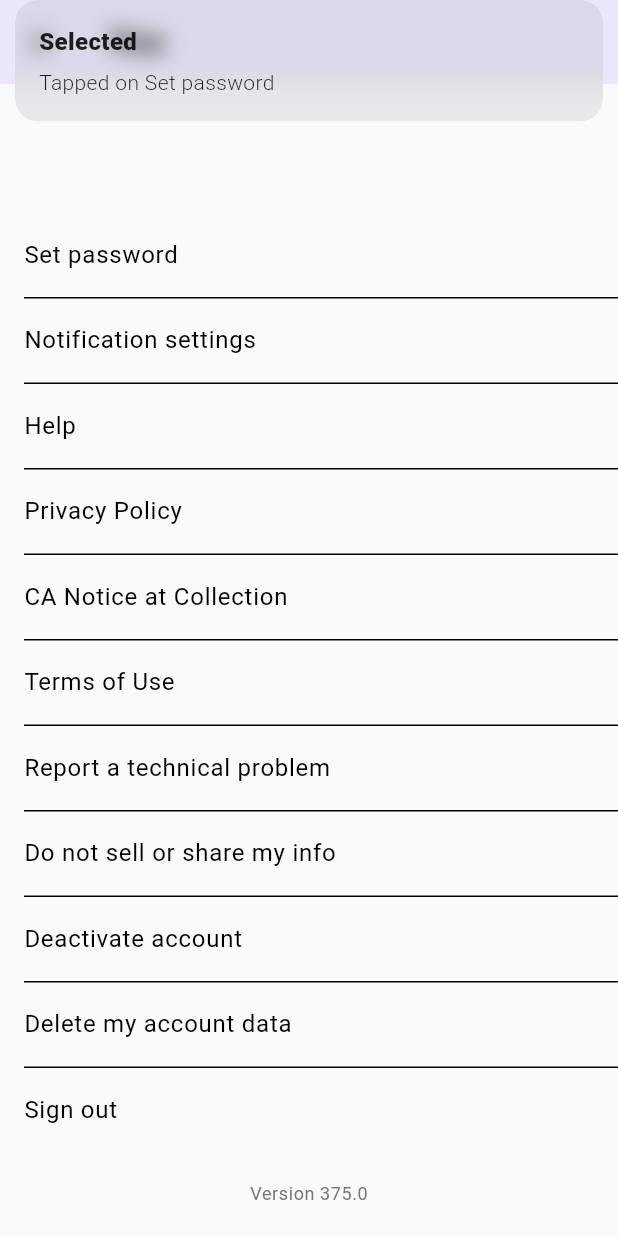
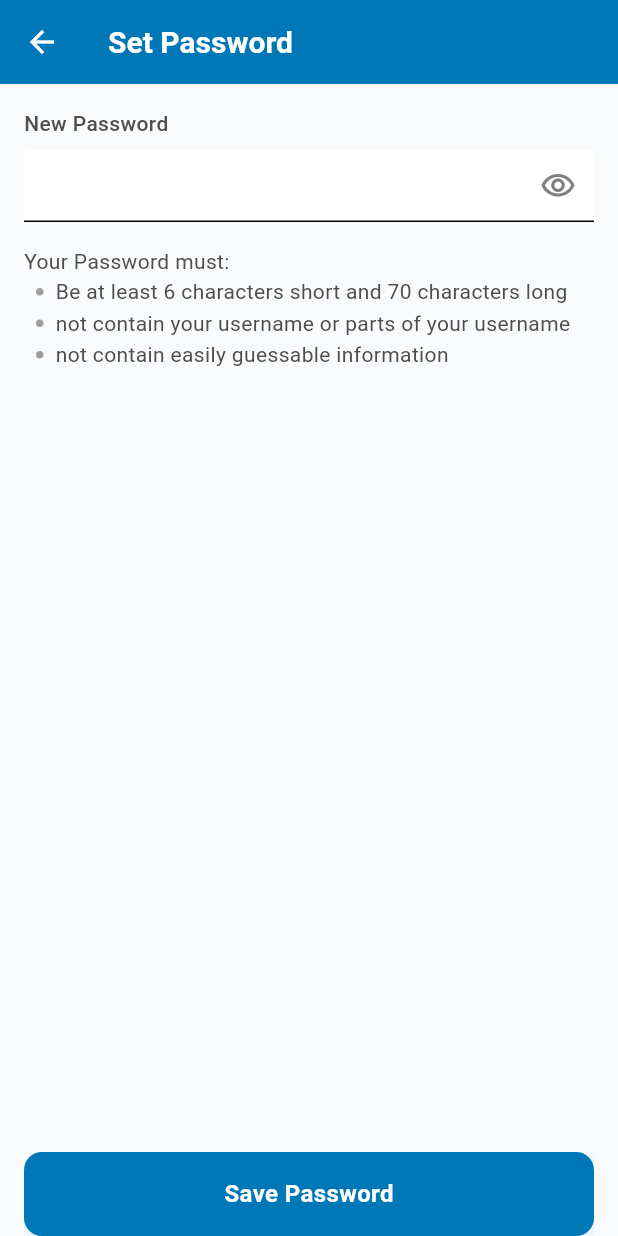
Before and after one commit to Lead-Generation-Market-Place/MarketPlace_Customer, a Flutter app: the SettingsView screen opened by its route, scrolled down 133 dp, after a tap on "Set password", on a phone screen of 412 x 824 dp. Run offline on Flutter 3.47's test engine with Material 3 defaults, Android fonts, the light colour scheme and no system bars; our stand-ins replace device_info_plus, fluttertoast, get, google_sign_in, image_picker, logger and 4 more; accounts and stored records are empty; project files that could hold a hidden picture were left out.

Commit message:
Set New Password Done

```diff
--- a/lib/core/routes/routes.dart
+++ b/lib/core/routes/routes.dart
@@ -11,6 +11,7 @@ import 'package:us_connector/feature/one_time_initial_view/controllers/one_time_
 import 'package:us_connector/feature/plan/views/plan_view.dart';
 import 'package:us_connector/feature/search/controllers/search_binding.dart';
 import 'package:us_connector/feature/search/views/search_view.dart';
+import 'package:us_connector/feature/settings/views/set_new_password_view.dart';
 import 'package:us_connector/feature/settings/views/settings_view.dart';
 import 'package:us_connector/feature/team/views/team_view.dart';
 import '../../feature/splash/views/splash_view.dart';
@@ -35,6 +36,7 @@ abstract class Routes {
   static const team = '/team';
   static const resetPassword = '/reset-password';
   static const resetPasswordToken = '/reset-password-token';
+  static const setNewPasswordView = '/set-new-password';
 }
 
 // Middleware
@@ -167,12 +169,20 @@ abstract class AppPages {
       binding: AuthBinding(),
       transition: Transition.fadeIn,
     ),
+
     GetPage(
       name: Routes.resetPasswordToken,
       page: () => ResetPasswordToken(),
       binding: AuthBinding(),
       transition: Transition.fadeIn,
     ),
+     GetPage(
+      name: Routes.setNewPasswordView,
+      page: () => SetNewPasswordView(),
+      middlewares: [AuthMiddleware()],
+      transition: Transition.rightToLeft,
+    ),
+
   ];
 }
 
--- /dev/null
+++ b/lib/feature/settings/controller/set_new_password_controller.dart
@@ -0,0 +1,30 @@
+import 'package:get/get.dart';
+import 'package:supabase_flutter/supabase_flutter.dart';
+
+class SetNewPasswordController extends GetxController {
+  final RxBool isLoading = false.obs;
+  final RxBool isPasswordVisible = false.obs;
+
+  Future<void> updatePassword(String newPassword) async {
+    final supabase = Supabase.instance.client;
+    isLoading.value = true;
+    try {
+
+      final user = supabase.auth.currentUser;
+      final session = supabase.auth.currentSession;
+      if (user?.email != null && session != null) {
+        final response = await supabase.auth.updateUser(
+          UserAttributes(password: newPassword),
+        );
+        if (response.user == null) {
+          throw Exception('Failed to update password');
+        }
+        Get.snackbar('Success', 'Password updated successfully');
+      }
+    } catch (e) {
+      Get.snackbar('Error', e.toString());
+    } finally {
+      isLoading.value = false;
+    }
+  }
+}
--- /dev/null
+++ b/lib/feature/settings/controller/set_new_password_controller_binding.dart
@@ -0,0 +1,11 @@
+import 'package:get/get.dart';
+import 'package:us_connector/feature/settings/controller/set_new_password_controller.dart';
+
+
+
+class SetNewPasswordControllerBinding extends Bindings {
+  @override
+  void dependencies() {
+    Get.lazyPut<SetNewPasswordController>(() => SetNewPasswordController());
+  }
+}
--- a/lib/feature/settings/controller/setting_controller.dart
+++ b/lib/feature/settings/controller/setting_controller.dart
@@ -54,4 +54,7 @@ class SettingsController extends GetxController {
       isLoading.value = false;
     }
   }
+
+
+
 }
--- /dev/null
+++ b/lib/feature/settings/views/set_new_password_view.dart
@@ -0,0 +1,161 @@
+import 'package:flutter/material.dart';
+import 'package:get/get.dart';
+import 'package:us_connector/core/constants/app_colors.dart';
+import 'package:us_connector/core/widgets/custom_button.dart';
+import 'package:us_connector/feature/settings/controller/set_new_password_controller.dart';
+
+class SetNewPasswordView extends GetView<SetNewPasswordController> {
+  SetNewPasswordView({super.key});
+  final TextEditingController passwordController = TextEditingController();
+  final GlobalKey<FormState> passwordValidationKey = GlobalKey<FormState>();
+
+  @override
+  Widget build(BuildContext context) {
+    return Scaffold(
+      appBar: AppBar(
+        title: Text('Set Password'),
+        leading: IconButton(
+          icon: Icon(Icons.arrow_back),
+          onPressed: () => Get.back(),
+        ),
+      ),
+      body: SafeArea(
+        child: Padding(
+          padding: const EdgeInsets.only(
+            top: 16.0,
+            left: 16.0,
+            right: 16.0,
+            bottom: 0,
+          ),
+          child: Column(
+            mainAxisAlignment: MainAxisAlignment.spaceBetween,
+            children: [
+              Column(
+                crossAxisAlignment: CrossAxisAlignment.start,
+                children: [
+                  _buildTextField(//Text Field for New password
+                    newPasswordFormKey: passwordValidationKey,
+                    label: 'New Password',
+                    hint: '',
+                    controller: passwordController,
+                    type: null,
+                  ),
+                  SizedBox(height: 16),
+                  _passwordRequirements(),   //Password requirements
+                ],
+              ),
+              Obx(
+                () => CustomButton(  //Button to save the new password
+                  text: 'Save Password',
+                  isLoading: controller.isLoading.value,
+                  onPressed: () {
+                    if (passwordValidationKey.currentState!.validate()) {
+                      controller.updatePassword(passwordController.text);
+                    }
+                  },
+                  size: CustomButtonSize.large,
+                  isFullWidth: true,
+                ),
+              ),
+            ],
+          ),
+        ),
+      ),
+    );
+  }
+}
+
+Widget _buildTextField({
+  required String label,
+  required String hint,
+  required TextEditingController controller,
+  bool isPassword = false,
+  TextInputType? keyboardType,
+  required type,
+  required GlobalKey<FormState> newPasswordFormKey,
+}) {
+  var isPasswordController = Get.put(SetNewPasswordController());
+  return Column(
+    crossAxisAlignment: CrossAxisAlignment.start,
+    children: [
+      Text(
+        label,
+        style: TextStyle(
+          color: AppColors.textSecondary,
+          fontSize: 14,
+          fontWeight: FontWeight.w500,
+        ),
+      ),
+      const SizedBox(height: 8),
+      Form(
+        key: newPasswordFormKey,
+        child: Obx(() {
+          return TextFormField(
+            validator: (value) {
+              if (value == null || value.isEmpty) {
+                return 'This field cannot be empty';
+              } else if (value.length < 6 || value.length > 70) {
+                return 'Password must be at least 6 characters and not maximum 70';
+              }
+
+              return null;
+            },
+            controller: controller,
+            obscureText: isPasswordController.isPasswordVisible.value,
+            keyboardType: keyboardType,
+            style: TextStyle(color: AppColors.textPrimary),
+            decoration: InputDecoration(
+              hintText: hint,
+              hintStyle: TextStyle(color: AppColors.textTertiary),
+              suffixIcon: InkWell(
+                onTap: () {
+                  isPasswordController.isPasswordVisible.value =
+                      !isPasswordController.isPasswordVisible.value;
+                },
+                child: Obx(
+                  () => _showHidePasswordIcon(
+                    isPasswordController.isPasswordVisible.value,
+                  ),
+                ),
+              ),
+              filled: true,
+              fillColor: AppColors.surface,
+            ),
+          );
+        }),
+      ),
+    ],
+  );
+}
+
+_showHidePasswordIcon(bool isPasswordVisible) {
+  return isPasswordVisible
+      ? Icon(Icons.visibility_off_outlined, color: AppColors.textTertiary)
+      : Icon(Icons.visibility_outlined, color: AppColors.textTertiary);
+}
+
+_passwordRequirements() {
+  return Column(
+    crossAxisAlignment: CrossAxisAlignment.start,
+    children: [
+      Text('Your Password must:'),
+      _bulletListItem('Be at least 6 characters short and 70 characters long'),
+      _bulletListItem('not contain your username or parts of your username'),
+      _bulletListItem('not contain easily guessable information'),
+    ],
+  );
+}
+
+_bulletListItem(String text) {
+  return Row(
+    children: [
+      Container(
+        margin: const EdgeInsets.all(8.0),
+        height: 5,
+        width: 5,
+        decoration: BoxDecoration(shape: BoxShape.circle, color: Colors.grey),
+      ),
+      Text(text),
+    ],
+  );
+}
--- a/lib/feature/settings/views/settings_view.dart
+++ b/lib/feature/settings/views/settings_view.dart
@@ -1,3 +1,4 @@
+import 'package:device_info_plus/device_info_plus.dart';
 import 'package:flutter/material.dart';
 import 'package:get/get.dart';
 import 'package:logger/web.dart';
@@ -10,17 +11,24 @@ import 'package:image_picker/image_picker.dart';
 import 'dart:io';
 
 import 'package:us_connector/feature/settings/controller/setting_controller.dart';
+import 'package:us_connector/feature/settings/views/set_new_password_view.dart';
 import 'package:us_connector/main.dart';
 
 class SettingsView extends GetView<SettingsController> {
   final AuthController authController = Get.put(AuthController());
-  SettingsView({super.key}){
+  SettingsView({super.key}) {
     authController.loadUserData();
   }
 
   Future<bool> _handlePermission(ImageSource source) async {
+    final androidVersion =
+        await DeviceInfoPlugin().androidInfo; //package to get Device Info
+
     if (source == ImageSource.camera) {
+      if (Platform.isAndroid) {
+        if (androidVersion.version.sdkInt <= 28) {
           final status = await Permission.camera.status;
+
           if (status.isPermanentlyDenied) {
             await _showPermissionDialog(
               'Camera Permission Required',
@@ -40,10 +48,14 @@ class SettingsView extends GetView<SettingsController> {
             return false;
           }
         } else {
+          return true; // No permission needed for Android 10+
+        }
+      }
+    } else {
       // For gallery access
       if (Platform.isAndroid) {
-        // On Android, we need storage permission
         final status = await Permission.storage.status;
+        if (androidVersion.version.sdkInt <= 28) {
           if (status.isPermanentlyDenied) {
             await _showPermissionDialog(
               'Storage Permission Required',
@@ -61,6 +73,10 @@ class SettingsView extends GetView<SettingsController> {
               snackPosition: SnackPosition.BOTTOM,
             );
             return false;
+          }
+        } else {
+          return true;
+          ;
         }
       } else if (Platform.isIOS) {
         // On iOS, we need photos permission
@@ -99,10 +115,7 @@ class SettingsView extends GetView<SettingsController> {
         title: Text(title),
         content: Text(message),
         actions: [
-          TextButton(
-            onPressed: () => Get.back(),
-            child: const Text('Cancel'),
-          ),
+          TextButton(onPressed: () => Get.back(), child: const Text('Cancel')),
           TextButton(
             onPressed: () async {
               Get.back();
@@ -127,6 +140,7 @@ class SettingsView extends GetView<SettingsController> {
                 title: const Text('Take Photo'),
                 onTap: () async {
                   Navigator.pop(context);
+
                   if (await _handlePermission(ImageSource.camera)) {
                     final file = await ImagePickerService().pickFromCamera();
                     if (file != null) {
@@ -164,8 +178,6 @@ class SettingsView extends GetView<SettingsController> {
   }
 
   Widget build(BuildContext context) {
-
-
     // ThemeData for easy access to theme properties
     final theme = Theme.of(context);
     final imageUrl = authController.profilePictureUrl.value ?? '';
@@ -204,12 +216,15 @@ class SettingsView extends GetView<SettingsController> {
                     GestureDetector(
                       onTap: () => _showImagePickerBottomSheet(context),
                       child: Obx(() {
-                        final hasImage = authController.profilePictureUrl.value.isNotEmpty;
+                        final hasImage =
+                            authController.profilePictureUrl.value.isNotEmpty;
                         return CircleAvatar(
                           radius: 50,
                           backgroundColor: Colors.grey,
                           backgroundImage: hasImage
-                              ? NetworkImage('${FileUrls.userProfilePicture}$imageUrl')
+                              ? NetworkImage(
+                                  '${FileUrls.userProfilePicture}$imageUrl',
+                                )
                               : null,
                           child: !hasImage
                               ? const Icon(
@@ -246,8 +261,8 @@ class SettingsView extends GetView<SettingsController> {
                 ListTile(
                   title: const Text('Set password'),
                   onTap: () {
-                    // TODO: Implement navigation or action
-                    Get.snackbar('Selected', 'Tapped on Set password');
+                   Get.toNamed(Routes.setNewPasswordView);
+                    // Get.off(()=>SetNewPasswordView());
                   },
                 ),
                 const Divider(height: 1, indent: 16, endIndent: 0),
--- a/pubspec.yaml
+++ b/pubspec.yaml
@@ -48,6 +48,7 @@ dependencies:
   permission_handler: ^12.0.0+1
   logger: ^2.5.0
   file_picker: ^10.2.0
+  device_info_plus: ^11.4.0
 
 
 
```
Lines whose indentation alone changed are shown as unchanged.
